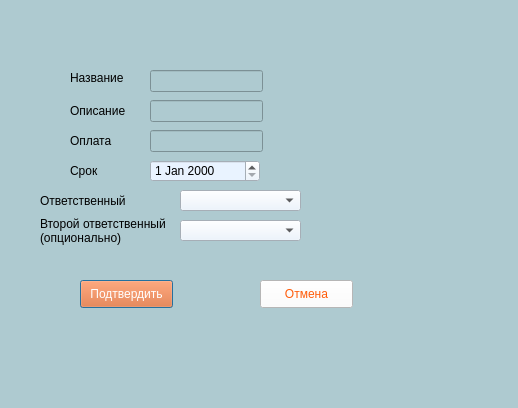
The window that course/creatework.ui (TFed555/Coursework) describes before a commit, drawn with Qt 5.
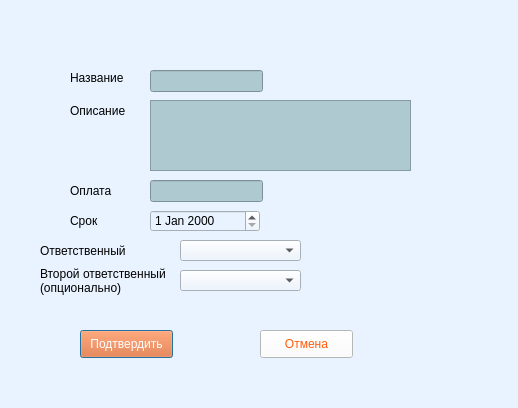
The same window after the commit.

```diff
--- a/course/creatework.ui
+++ b/course/creatework.ui
@@ -14,13 +14,13 @@
    <string>Dialog</string>
   </property>
   <property name="styleSheet">
-   <string notr="true">background-color: rgb(174, 202, 208);</string>
+   <string notr="true">background-color: rgb(233, 243, 255)</string>
   </property>
   <widget class="QDateEdit" name="dateEdit">
    <property name="geometry">
     <rect>
      <x>150</x>
-     <y>160</y>
+     <y>210</y>
      <width>110</width>
      <height>22</height>
     </rect>
@@ -33,7 +33,7 @@
    <property name="geometry">
     <rect>
      <x>150</x>
-     <y>130</y>
+     <y>180</y>
      <width>113</width>
      <height>22</height>
     </rect>
@@ -46,7 +46,7 @@
    <property name="geometry">
     <rect>
      <x>40</x>
-     <y>210</y>
+     <y>260</y>
      <width>141</width>
      <height>41</height>
     </rect>
@@ -73,7 +73,7 @@
    <property name="geometry">
     <rect>
      <x>70</x>
-     <y>160</y>
+     <y>210</y>
      <width>61</width>
      <height>21</height>
     </rect>
@@ -86,7 +86,7 @@
    <property name="geometry">
     <rect>
      <x>40</x>
-     <y>190</y>
+     <y>240</y>
      <width>91</width>
      <height>21</height>
     </rect>
@@ -112,7 +112,7 @@
    <property name="geometry">
     <rect>
      <x>180</x>
-     <y>190</y>
+     <y>240</y>
      <width>121</width>
      <height>21</height>
     </rect>
@@ -126,24 +126,11 @@
     </property>
    </item>
   </widget>
-  <widget class="QLineEdit" name="descEdit">
-   <property name="geometry">
-    <rect>
-     <x>150</x>
-     <y>100</y>
-     <width>113</width>
-     <height>22</height>
-    </rect>
-   </property>
-   <property name="styleSheet">
-    <string notr="true">background-color: rgb(174, 202, 208);</string>
-   </property>
-  </widget>
   <widget class="QLabel" name="label_3">
    <property name="geometry">
     <rect>
      <x>70</x>
-     <y>130</y>
+     <y>180</y>
      <width>61</width>
      <height>21</height>
     </rect>
@@ -169,7 +156,7 @@
    <property name="geometry">
     <rect>
      <x>180</x>
-     <y>220</y>
+     <y>270</y>
      <width>121</width>
      <height>21</height>
     </rect>
@@ -187,7 +174,7 @@
    <property name="geometry">
     <rect>
      <x>80</x>
-     <y>280</y>
+     <y>330</y>
      <width>93</width>
      <height>28</height>
     </rect>
@@ -204,7 +191,7 @@
    <property name="geometry">
     <rect>
      <x>260</x>
-     <y>280</y>
+     <y>330</y>
      <width>93</width>
      <height>28</height>
     </rect>
@@ -217,6 +204,19 @@
     <string>Отмена</string>
    </property>
   </widget>
+  <widget class="QTextEdit" name="descEdit">
+   <property name="geometry">
+    <rect>
+     <x>150</x>
+     <y>100</y>
+     <width>261</width>
+     <height>71</height>
+    </rect>
+   </property>
+   <property name="styleSheet">
+    <string notr="true">background-color: rgb(174, 202, 208);</string>
+   </property>
+  </widget>
  </widget>
  <resources/>
  <connections/>
```
